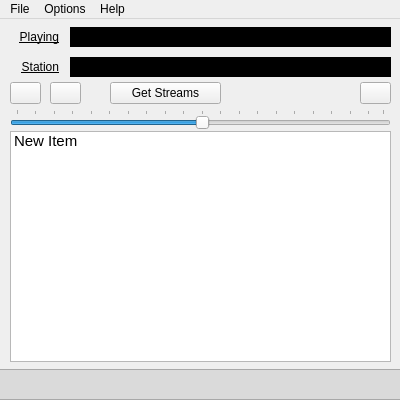
Above: src/ui/mainwindow.ui from jampola/radioqt before the change. Below: the same form after it.
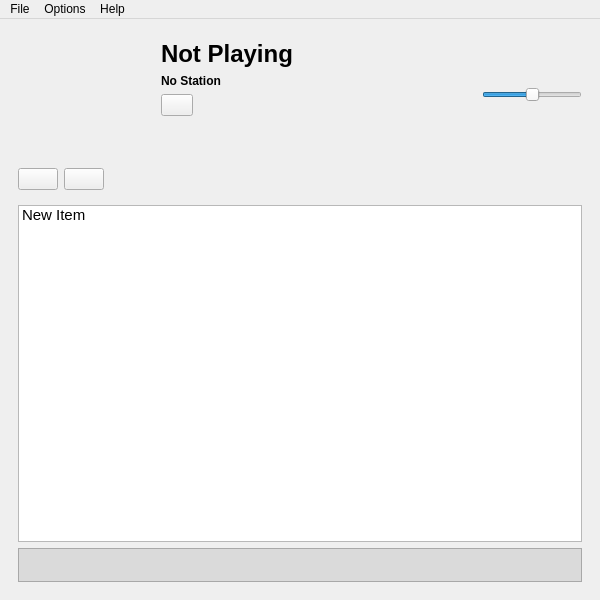
That is the form after the change.

```diff
--- a/src/ui/mainwindow.ui
+++ b/src/ui/mainwindow.ui
@@ -6,20 +6,20 @@
    <rect>
     <x>0</x>
     <y>0</y>
-    <width>400</width>
-    <height>400</height>
+    <width>600</width>
+    <height>600</height>
    </rect>
   </property>
   <property name="minimumSize">
    <size>
-    <width>400</width>
-    <height>400</height>
+    <width>600</width>
+    <height>600</height>
    </size>
   </property>
   <property name="maximumSize">
    <size>
-    <width>400</width>
-    <height>400</height>
+    <width>600</width>
+    <height>600</height>
    </size>
   </property>
   <property name="windowTitle">
@@ -29,28 +29,218 @@
    <string notr="true"/>
   </property>
   <widget class="QWidget" name="centralwidget">
+   <layout class="QVBoxLayout" name="verticalLayout">
+    <item>
+     <widget class="QWidget" name="widget_meta" native="true">
+      <property name="styleSheet">
+       <string notr="true"/>
+      </property>
+      <layout class="QHBoxLayout" name="horizontalLayout">
+       <property name="topMargin">
+        <number>3</number>
+       </property>
+       <property name="bottomMargin">
+        <number>3</number>
+       </property>
+       <item>
+        <widget class="QLabel" name="lblStationImage">
+         <property name="minimumSize">
+          <size>
+           <width>128</width>
+           <height>128</height>
+          </size>
+         </property>
+         <property name="maximumSize">
+          <size>
+           <width>128</width>
+           <height>128</height>
+          </size>
+         </property>
+         <property name="styleSheet">
+          <string notr="true"/>
+         </property>
+         <property name="text">
+          <string/>
+         </property>
+        </widget>
+       </item>
+       <item>
+        <widget class="QWidget" name="widget" native="true">
+         <property name="sizePolicy">
+          <sizepolicy hsizetype="Preferred" vsizetype="Preferred">
+           <horstretch>0</horstretch>
+           <verstretch>0</verstretch>
+          </sizepolicy>
+         </property>
+         <property name="styleSheet">
+          <string notr="true"/>
+         </property>
+         <layout class="QVBoxLayout" name="verticalLayout_4">
+          <item>
+           <widget class="QLabel" name="lblNowPlaying">
+            <property name="sizePolicy">
+             <sizepolicy hsizetype="Minimum" vsizetype="Preferred">
+              <horstretch>0</horstretch>
+              <verstretch>0</verstretch>
+             </sizepolicy>
+            </property>
+            <property name="minimumSize">
+             <size>
+              <width>0</width>
+              <height>0</height>
+             </size>
+            </property>
+            <property name="styleSheet">
+             <string notr="true">font-size: 24px;
+font-weight: bold;
+</string>
+            </property>
+            <property name="text">
+             <string>Not Playing</string>
+            </property>
+           </widget>
+          </item>
+          <item>
+           <widget class="QLabel" name="lblStationName">
+            <property name="styleSheet">
+             <string notr="true">font-weight: bold;</string>
+            </property>
+            <property name="text">
+             <string>No Station</string>
+            </property>
+           </widget>
+          </item>
+          <item>
+           <widget class="QPushButton" name="btnFav">
+            <property name="maximumSize">
+             <size>
+              <width>32</width>
+              <height>16777215</height>
+             </size>
+            </property>
+            <property name="text">
+             <string/>
+            </property>
+           </widget>
+          </item>
+          <item>
+           <spacer name="verticalSpacer">
+            <property name="orientation">
+             <enum>Qt::Vertical</enum>
+            </property>
+            <property name="sizeType">
+             <enum>QSizePolicy::Maximum</enum>
+            </property>
+            <property name="sizeHint" stdset="0">
+             <size>
+              <width>20</width>
+              <height>40</height>
+             </size>
+            </property>
+           </spacer>
+          </item>
+         </layout>
+        </widget>
+       </item>
+       <item>
+        <widget class="QSlider" name="sliderVolume">
+         <property name="sizePolicy">
+          <sizepolicy hsizetype="Fixed" vsizetype="Fixed">
+           <horstretch>0</horstretch>
+           <verstretch>0</verstretch>
+          </sizepolicy>
+         </property>
+         <property name="minimumSize">
+          <size>
+           <width>100</width>
+           <height>80</height>
+          </size>
+         </property>
+         <property name="maximumSize">
+          <size>
+           <width>100</width>
+           <height>16777215</height>
+          </size>
+         </property>
+         <property name="singleStep">
+          <number>5</number>
+         </property>
+         <property name="value">
+          <number>50</number>
+         </property>
+         <property name="orientation">
+          <enum>Qt::Horizontal</enum>
+         </property>
+         <property name="invertedAppearance">
+          <bool>false</bool>
+         </property>
+         <property name="tickPosition">
+          <enum>QSlider::NoTicks</enum>
+         </property>
+         <property name="tickInterval">
+          <number>5</number>
+         </property>
+        </widget>
+       </item>
+      </layout>
+     </widget>
+    </item>
+    <item>
+     <widget class="QWidget" name="widget_controls" native="true">
+      <layout class="QHBoxLayout" name="horizontalLayout_3">
+       <property name="topMargin">
+        <number>0</number>
+       </property>
+       <property name="bottomMargin">
+        <number>0</number>
+       </property>
+       <item>
    <widget class="QPushButton" name="btnToggle">
-    <property name="geometry">
-     <rect>
-      <x>50</x>
-      <y>63</y>
-      <width>31</width>
-      <height>22</height>
-     </rect>
+         <property name="maximumSize">
+          <size>
+           <width>100</width>
+           <height>16777215</height>
+          </size>
     </property>
     <property name="text">
      <string/>
     </property>
    </widget>
+       </item>
+       <item>
+        <widget class="QPushButton" name="btnShuffle">
+         <property name="maximumSize">
+          <size>
+           <width>100</width>
+           <height>16777215</height>
+          </size>
+         </property>
+         <property name="text">
+          <string/>
+         </property>
+        </widget>
+       </item>
+       <item>
+        <spacer name="horizontalSpacer">
+         <property name="orientation">
+          <enum>Qt::Horizontal</enum>
+         </property>
+         <property name="sizeHint" stdset="0">
+          <size>
+           <width>40</width>
+           <height>20</height>
+          </size>
+         </property>
+        </spacer>
+       </item>
+      </layout>
+     </widget>
+    </item>
+    <item>
+     <widget class="QWidget" name="widget_playlist_vol" native="true">
+      <layout class="QVBoxLayout" name="verticalLayout_3">
+       <item>
    <widget class="QTreeWidget" name="twStationList">
-    <property name="geometry">
-     <rect>
-      <x>10</x>
-      <y>112</y>
-      <width>381</width>
-      <height>231</height>
-     </rect>
-    </property>
     <property name="styleSheet">
      <string notr="true">font-size: 15px;
 </string>
@@ -58,6 +248,21 @@
     <property name="autoScrollMargin">
      <number>16</number>
     </property>
+         <property name="dragEnabled">
+          <bool>true</bool>
+         </property>
+         <property name="dragDropOverwriteMode">
+          <bool>false</bool>
+         </property>
+         <property name="dragDropMode">
+          <enum>QAbstractItemView::InternalMove</enum>
+         </property>
+         <property name="defaultDropAction">
+          <enum>Qt::MoveAction</enum>
+         </property>
+         <property name="alternatingRowColors">
+          <bool>true</bool>
+         </property>
     <property name="selectionMode">
      <enum>QAbstractItemView::SingleSelection</enum>
     </property>
@@ -70,6 +275,9 @@
     <property name="headerHidden">
      <bool>true</bool>
     </property>
+         <attribute name="headerVisible">
+          <bool>false</bool>
+         </attribute>
     <column>
      <property name="text">
       <string>Stataion Name</string>
@@ -86,111 +294,9 @@
      </property>
     </item>
    </widget>
-   <widget class="QLabel" name="lblNowPlaying">
-    <property name="geometry">
-     <rect>
-      <x>70</x>
-      <y>8</y>
-      <width>321</width>
-      <height>20</height>
-     </rect>
-    </property>
-    <property name="styleSheet">
-     <string notr="true">background-color: #000000;
-color: #fff;
-font-weight: bold;
-padding-left: 5px;</string>
-    </property>
-    <property name="text">
-     <string/>
-    </property>
-   </widget>
-   <widget class="QLabel" name="label">
-    <property name="geometry">
-     <rect>
-      <x>8</x>
-      <y>10</y>
-      <width>51</width>
-      <height>16</height>
-     </rect>
-    </property>
-    <property name="font">
-     <font>
-      <underline>true</underline>
-     </font>
-    </property>
-    <property name="styleSheet">
-     <string notr="true"/>
-    </property>
-    <property name="text">
-     <string>Playing</string>
-    </property>
-    <property name="alignment">
-     <set>Qt::AlignRight|Qt::AlignTrailing|Qt::AlignVCenter</set>
-    </property>
-   </widget>
-   <widget class="QLabel" name="label_2">
-    <property name="geometry">
-     <rect>
-      <x>8</x>
-      <y>40</y>
-      <width>51</width>
-      <height>16</height>
-     </rect>
-    </property>
-    <property name="font">
-     <font>
-      <underline>true</underline>
-     </font>
-    </property>
-    <property name="text">
-     <string>Station</string>
-    </property>
-    <property name="alignment">
-     <set>Qt::AlignRight|Qt::AlignTrailing|Qt::AlignVCenter</set>
-    </property>
-   </widget>
-   <widget class="QLabel" name="lblStationName">
-    <property name="geometry">
-     <rect>
-      <x>70</x>
-      <y>38</y>
-      <width>321</width>
-      <height>20</height>
-     </rect>
-    </property>
-    <property name="styleSheet">
-     <string notr="true">background-color: #000000;
-color: #fff;
-font-weight: bold;
-padding-left: 5px;</string>
-    </property>
-    <property name="text">
-     <string/>
-    </property>
-   </widget>
-   <widget class="QPushButton" name="btnFav">
-    <property name="geometry">
-     <rect>
-      <x>10</x>
-      <y>63</y>
-      <width>31</width>
-      <height>22</height>
-     </rect>
-    </property>
-    <property name="text">
-     <string/>
-    </property>
-   </widget>
+       </item>
+       <item>
    <widget class="QFrame" name="frame">
-    <property name="geometry">
-     <rect>
-      <x>-10</x>
-      <y>350</y>
-      <width>421</width>
-      <height>31</height>
-     </rect>
-    </property>
     <property name="styleSheet">
      <string notr="true">background-color: rgb(218, 218, 218)</string>
     </property>
@@ -200,78 +306,28 @@
     <property name="frameShadow">
      <enum>QFrame::Raised</enum>
     </property>
+         <layout class="QVBoxLayout" name="verticalLayout_2">
+          <item>
     <widget class="QLabel" name="lblStatus">
-     <property name="geometry">
-      <rect>
-       <x>20</x>
-       <y>6</y>
-       <width>391</width>
-       <height>16</height>
-      </rect>
-     </property>
      <property name="text">
       <string/>
      </property>
     </widget>
-   </widget>
-   <widget class="QPushButton" name="btnShuffle">
-    <property name="geometry">
-     <rect>
-      <x>360</x>
-      <y>63</y>
-      <width>31</width>
-      <height>22</height>
-     </rect>
-    </property>
-    <property name="text">
-     <string/>
-    </property>
-   </widget>
-   <widget class="QSlider" name="sliderVolume">
-    <property name="geometry">
-     <rect>
-      <x>10</x>
-      <y>90</y>
-      <width>381</width>
-      <height>20</height>
-     </rect>
-    </property>
-    <property name="singleStep">
-     <number>5</number>
-    </property>
-    <property name="value">
-     <number>50</number>
-    </property>
-    <property name="orientation">
-     <enum>Qt::Horizontal</enum>
-    </property>
-    <property name="tickPosition">
-     <enum>QSlider::TicksAbove</enum>
-    </property>
-    <property name="tickInterval">
-     <number>5</number>
-    </property>
-   </widget>
-   <widget class="QPushButton" name="btnGetStreams">
-    <property name="geometry">
-     <rect>
-      <x>110</x>
-      <y>63</y>
-      <width>111</width>
-      <height>22</height>
-     </rect>
-    </property>
-    <property name="text">
-     <string>Get Streams</string>
-    </property>
-   </widget>
+          </item>
+         </layout>
+        </widget>
+       </item>
+      </layout>
+     </widget>
+    </item>
+   </layout>
   </widget>
   <widget class="QMenuBar" name="menubar">
    <property name="geometry">
     <rect>
      <x>0</x>
      <y>0</y>
-     <width>400</width>
+     <width>600</width>
      <height>20</height>
     </rect>
    </property>
```
Lines whose indentation alone changed are shown as unchanged.
